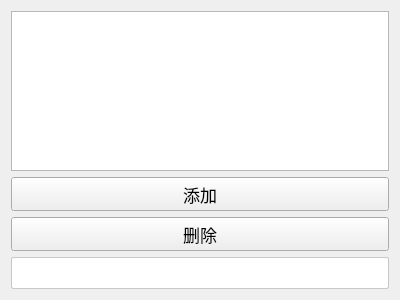
Qt form plugins/Base_GlobalParameter/GlobalParameterSettingWidget.ui (asd977/base_cae) before a commit.
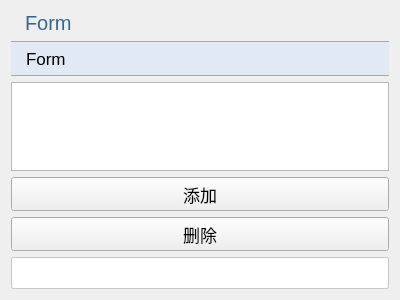
The same form after that commit. Icons and pictures are not drawn. Custom widgets are drawn as their Qt base class.

```diff
--- a/plugins/Base_GlobalParameter/GlobalParameterSettingWidget.ui
+++ b/plugins/Base_GlobalParameter/GlobalParameterSettingWidget.ui
@@ -112,6 +112,20 @@
 </string>
   </property>
   <layout class="QVBoxLayout" name="verticalLayout">
+   <item>
+    <widget class="QLabel" name="pageNameLabel">
+     <property name="text">
+      <string>Form</string>
+     </property>
+    </widget>
+   </item>
+   <item>
+    <widget class="QPushButton" name="pushButton">
+     <property name="text">
+      <string>Form</string>
+     </property>
+    </widget>
+   </item>
    <item>
     <widget class="QTableWidget" name="kvTable"/>
    </item>
@@ -132,6 +146,19 @@
    <item>
     <widget class="KeyValueLineEdit" name="lineEdit"/>
    </item>
+   <item>
+    <spacer name="verticalSpacer">
+     <property name="orientation">
+      <enum>Qt::Vertical</enum>
+     </property>
+     <property name="sizeHint" stdset="0">
+      <size>
+       <width>20</width>
+       <height>40</height>
+      </size>
+     </property>
+    </spacer>
+   </item>
   </layout>
  </widget>
  <customwidgets>
```
